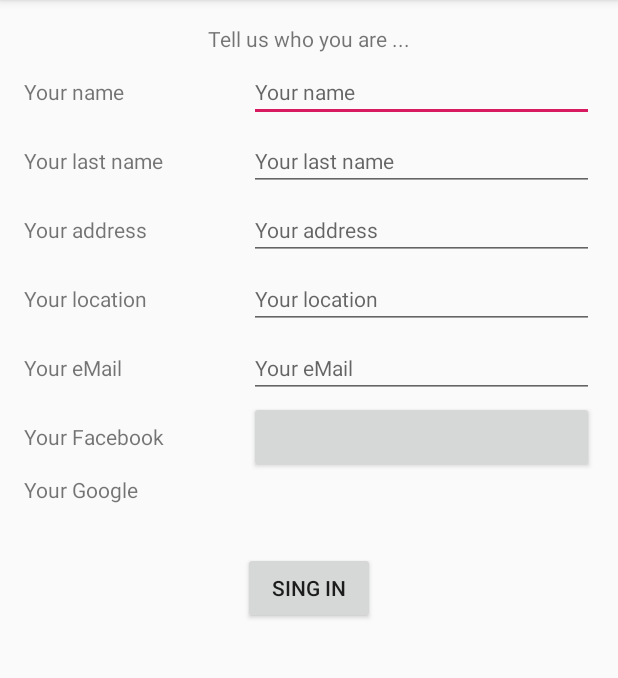
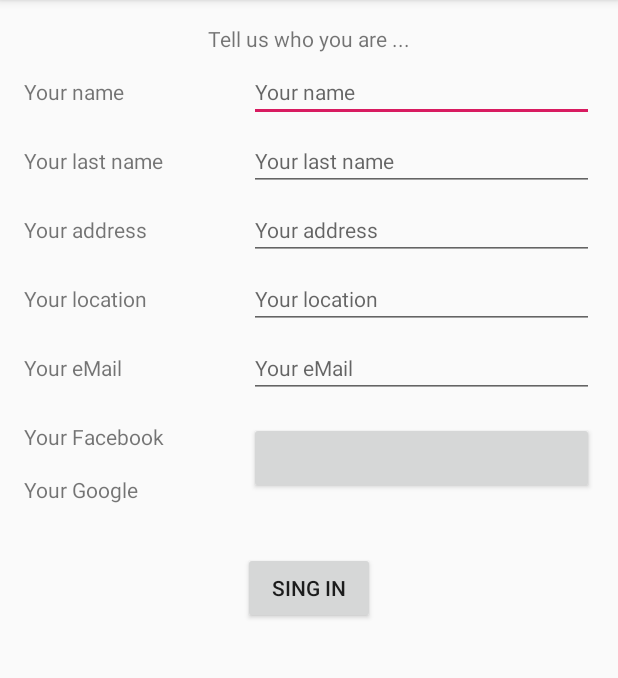
Before and after one commit to julianhus/manhattan, an Android app: the screen it shows after launch (MainActivity), on a phone screen of 412 x 824 dp, the part 84-762 px from its top. Run offline under Robolectric (Android 15) with nearby library versions, the phone set to English and light mode, and no system bars; libraries missing offline, so code that uses them is left out: com.facebook, com.facebook.appevents, com.facebook.login; plain views replace LoginButton; 6 statements that could not run were skipped.

Commit message:
LoginWithFacebook, Main Menu!

```diff
--- a/app/build.gradle
+++ b/app/build.gradle
@@ -9,6 +9,7 @@ android {
         versionCode 1
         versionName "1.0"
         testInstrumentationRunner "android.support.test.runner.AndroidJUnitRunner"
+        vectorDrawables.useSupportLibrary = true
     }
     buildTypes {
         release {
@@ -23,6 +24,8 @@ dependencies {
     implementation 'com.android.support:appcompat-v7:28.0.0'
     implementation 'com.android.support.constraint:constraint-layout:1.1.3'
     implementation 'com.facebook.android:facebook-android-sdk:[4,5)'
+    implementation 'com.android.support:design:28.0.0'
+    implementation 'com.android.support:support-vector-drawable:28.0.0'
     testImplementation 'junit:junit:4.12'
     androidTestImplementation 'com.android.support.test:runner:1.0.2'
     androidTestImplementation 'com.android.support.test.espresso:espresso-core:3.0.2'
--- a/app/src/main/java/com/traffico/manhattan/MainActivity.java
+++ b/app/src/main/java/com/traffico/manhattan/MainActivity.java
@@ -1,9 +1,12 @@
 package com.traffico.manhattan;
 
+import android.app.Activity;
+import android.content.Intent;
 import android.database.sqlite.SQLiteDatabase;
 import android.graphics.Color;
 import android.support.v7.app.AppCompatActivity;
 import android.os.Bundle;
+import android.util.Log;
 import android.view.View;
 import android.widget.Button;
 import android.widget.EditText;
@@ -13,52 +16,31 @@ import com.facebook.CallbackManager;
 import com.facebook.FacebookCallback;
 import com.facebook.FacebookException;
 import com.facebook.FacebookSdk;
+import com.facebook.GraphRequest;
+import com.facebook.GraphResponse;
+import com.facebook.Profile;
 import com.facebook.appevents.AppEventsLogger;
 //
 import com.facebook.login.LoginResult;
 import com.facebook.login.widget.LoginButton;
 import com.traffico.manhattan.classes.MyOpenHelper;
 
+import org.json.JSONException;
+import org.json.JSONObject;
+
 public class MainActivity extends AppCompatActivity {
 
-    CallbackManager callbackManager = CallbackManager.Factory.create();
-
+    private CallbackManager callbackManager;
+    private LoginButton loginButton;
+    //
+    String userIdFacebook;
 
     @Override
     protected void onCreate(Bundle savedInstanceState) {
         super.onCreate(savedInstanceState);
         setContentView(R.layout.activity_main);
         //
-        FacebookSdk.sdkInitialize(getApplicationContext());
-        AppEventsLogger.activateApp(this);
-        //
-        LoginButton loginButton = (LoginButton)
-
-                findViewById(R.id.login_button);
-        loginButton.setReadPermissions("email");
-        // If using in a fragment
-        loginButton.setFragment(this);
-
-        // Callback registration
-        loginButton.registerCallback(callbackManager, new FacebookCallback<LoginResult>()
-
-        {
-            @Override
-            public void onSuccess(LoginResult loginResult) {
-                // App code
-            }
-
-            @Override
-            public void onCancel() {
-                // App code
-            }
-
-            @Override
-            public void onError(FacebookException exception) {
-                // App code
-            }
-        });
-        //
+        loginWithFacebook();
         //
         MyOpenHelper dbHelper = new MyOpenHelper(this);
         SQLiteDatabase db = dbHelper.getWritableDatabase();
@@ -68,9 +50,97 @@ public class MainActivity extends AppCompatActivity {
             if (flagUserExists == true) {
                 Button button = findViewById(R.id.bSingIn);
                 button.setEnabled(false);
-                //Ir al menu inicial
+                Intent menu = new Intent(this, MenuActivity.class);
+                startActivity(menu);
             }
         }
+    }
+
+    private void loginWithFacebook() {
+        FacebookSdk.sdkInitialize(getApplicationContext());
+        AppEventsLogger.activateApp(this);
+        //
+        callbackManager = CallbackManager.Factory.create();
+        //
+        loginButton = (LoginButton) findViewById(R.id.login_button);
+        loginButton.setReadPermissions("email");
+
+        // Callback registration
+        loginButton.registerCallback(callbackManager, new FacebookCallback<LoginResult>() {
+            @Override
+            public void onSuccess(LoginResult loginResult) {
+                // App code
+                Log.i("onSuccess", "UserId: " + loginResult.getAccessToken().getUserId());
+                Log.i("onSuccess", "Token: " + loginResult.getAccessToken().getToken());
+                Log.i("onSuccess", "Recently Granted Permissions " + loginResult.getRecentlyGrantedPermissions());
+                setFacebookData(loginResult);
+            }
+
+            @Override
+            public void onCancel() {
+                // App code
+                Log.i("onCancel", "Cancel");
+            }
+
+            @Override
+            public void onError(FacebookException exception) {
+                // App code
+                Log.i("onError", "Error" + exception.getMessage());
+            }
+            //
+            //
+            private void setFacebookData(final LoginResult loginResult) {
+                GraphRequest request = GraphRequest.newMeRequest(
+                        loginResult.getAccessToken(),
+                        new GraphRequest.GraphJSONObjectCallback() {
+                            @Override
+                            public void onCompleted(JSONObject object, GraphResponse response) {
+                                // Application code
+                                try {
+                                    Log.i("Response", response.toString());
+
+                                    String email = response.getJSONObject().getString("email");
+                                    String firstName = response.getJSONObject().getString("first_name");
+                                    String lastName = response.getJSONObject().getString("last_name");
+
+                                    Profile profile = Profile.getCurrentProfile();
+                                    String id = profile.getId();
+                                    String link = profile.getLinkUri().toString();
+                                    Log.i("Link", link);
+                                    if (Profile.getCurrentProfile() != null) {
+                                        Log.i("Login", "ProfilePic" + Profile.getCurrentProfile().getProfilePictureUri(200, 200));
+                                    }
+                                    Log.i("Login" + "Email", email);
+                                    EditText eTEMail = findViewById(R.id.eTEMail);
+                                    eTEMail.setText(email);
+                                    Log.i("Login" + "FirstName", firstName);
+                                    EditText eTName = findViewById(R.id.eTName);
+                                    eTName.setText(firstName);
+                                    Log.i("Login" + "LastName", lastName);
+                                    EditText eTLastName = findViewById(R.id.eTLastName);
+                                    eTLastName.setText(lastName);
+                                    Button singIn = findViewById(R.id.bSingIn);
+                                    userIdFacebook = loginResult.getAccessToken().getUserId().toString();
+                                    singIn.callOnClick();
+                                } catch (JSONException e) {
+                                    e.printStackTrace();
+                                }
+                            }
+                        });
+                Bundle parameters = new Bundle();
+                parameters.putString("fields", "id,email,first_name,last_name");
+                request.setParameters(parameters);
+                request.executeAsync();
+                //
+            }
+            //
+        });
+    }
+
+    @Override
+    protected void onActivityResult(int requestCode, int resultCode, Intent data) {
+        callbackManager.onActivityResult(requestCode, resultCode, data);
+        super.onActivityResult(requestCode, resultCode, data);
     }
 
     public void register(View view) {
@@ -83,6 +153,7 @@ public class MainActivity extends AppCompatActivity {
         EditText eTAddress = findViewById(R.id.eTAddress);
         EditText eTLocation = findViewById(R.id.eTLocation);
         EditText eTEMail = findViewById(R.id.eTEMail);
+
         if (eTName.getText().toString().isEmpty() && eTLastName.getText().toString().isEmpty() && eTEMail.getText().toString().isEmpty()) {
             tVName.setTextColor(Color.rgb(200, 0, 0));
             tVLastName.setTextColor(Color.rgb(200, 0, 0));
@@ -91,7 +162,9 @@ public class MainActivity extends AppCompatActivity {
             MyOpenHelper dbHelper = new MyOpenHelper(this);
             SQLiteDatabase db = dbHelper.getWritableDatabase();
             if (db != null) {
-                dbHelper.insertUser(db, eTName, eTLastName, eTAddress, eTLocation, eTEMail);
+                dbHelper.insertUser(db, eTName, eTLastName, eTAddress, eTLocation, eTEMail, userIdFacebook);
+                Intent mainActivity = new Intent(this, MainActivity.class);
+                startActivity(mainActivity);
             }
 
         }
--- a/app/src/main/java/com/traffico/manhattan/classes/MyOpenHelper.java
+++ b/app/src/main/java/com/traffico/manhattan/classes/MyOpenHelper.java
@@ -74,8 +74,8 @@ public class MyOpenHelper extends SQLiteOpenHelper {
         }
     }
 
-    public void insertUser(SQLiteDatabase db, EditText eTName, EditText eTLastName, EditText eTAddress, EditText eTLocation, EditText eTEMail) {
-        Usuario usuario = new Usuario(eTName.getText().toString(), eTLastName.getText().toString(), eTAddress.getText().toString(), eTLocation.getText().toString(), eTEMail.getText().toString(), null, null);
+    public void insertUser(SQLiteDatabase db, EditText eTName, EditText eTLastName, EditText eTAddress, EditText eTLocation, EditText eTEMail, String userIdFacebook) {
+        Usuario usuario = new Usuario(eTName.getText().toString(), eTLastName.getText().toString(), eTAddress.getText().toString(), eTLocation.getText().toString(), eTEMail.getText().toString(), userIdFacebook, null);
         ContentValues cv = new ContentValues();
         cv.put("nombre_usuario", usuario.getNombreUsuario());
         cv.put("apellido_usuario", usuario.getApellidoUsuario());
--- a/app/src/main/res/layout/activity_main.xml
+++ b/app/src/main/res/layout/activity_main.xml
@@ -179,8 +179,12 @@
         android:layout_width="230dp"
         android:layout_height="wrap_content"
         android:layout_gravity="center_horizontal"
+        android:layout_marginStart="16dp"
+        android:layout_marginTop="16dp"
         android:layout_marginEnd="16dp"
-        android:textSize="14sp"
-        app:layout_constraintBaseline_toBaselineOf="@+id/textView7"
-        app:layout_constraintEnd_toEndOf="parent" />
+        app:layout_constraintEnd_toEndOf="parent"
+        app:layout_constraintHorizontal_bias="1.0"
+        app:layout_constraintStart_toEndOf="@+id/textView7"
+        app:layout_constraintTop_toBottomOf="@+id/eTEMail" />
+
 </android.support.constraint.ConstraintLayout>
--- /dev/null
+++ b/app/src/main/res/values/dimens.xml
@@ -0,0 +1,5 @@
+<resources>
+    <!-- Default screen margins, per the Android Design guidelines. -->
+    <dimen name="activity_horizontal_margin">16dp</dimen>
+    <dimen name="activity_vertical_margin">16dp</dimen>
+</resources>
```
Also changed, not shown: app/src/main/AndroidManifest.xml (+26 -10 lines), app/src/main/java/com/traffico/manhattan/MenuActivity.java (added, +52 -0 lines), app/src/main/res/drawable/ic_dashboard_black_24dp.xml (added, +9 -0 lines), app/src/main/res/drawable/ic_home_black_24dp.xml (added, +9 -0 lines), app/src/main/res/drawable/ic_notifications_black_24dp.xml (added, +9 -0 lines), app/src/main/res/layout/activity_menu.xml (added, +33 -0 lines), app/src/main/res/menu/navigation.xml (added, +19 -0 lines), app/src/main/res/values/strings.xml (+6 -3 lines), 2 other files.
